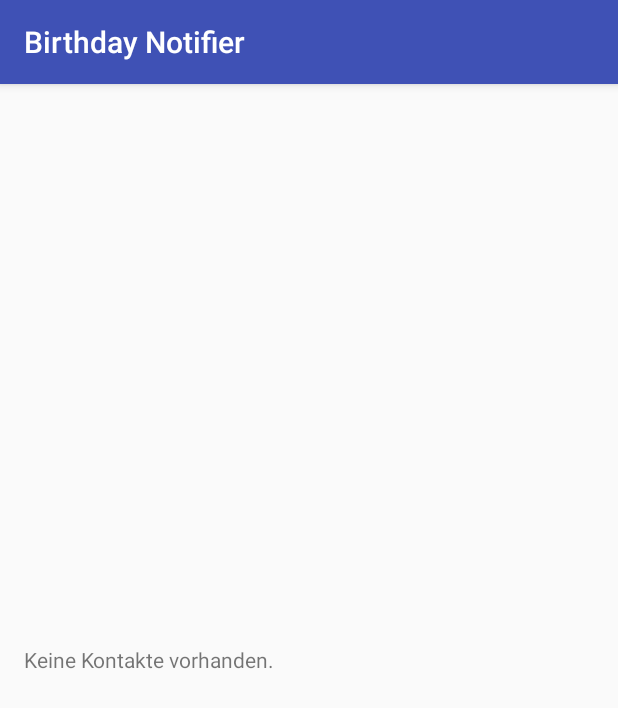
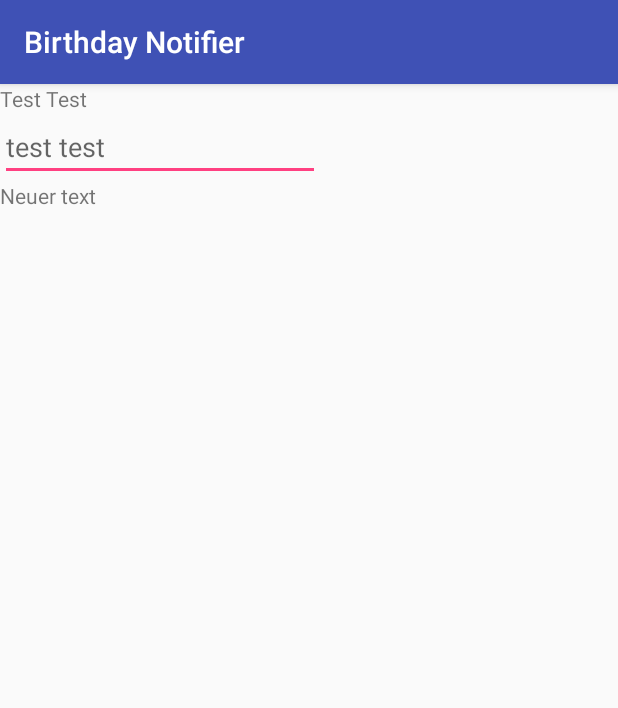
Before and after one commit to lpa-and/AndroidBasics, an Android app: the screen it shows after launch (MainActivity), on a phone screen of 412 x 824 dp. Shown: the top 708 px of the screen. Run offline under Robolectric (Android 15) with nearby library versions, the phone set to English and light mode, and no system bars.

Commit message:
Add input and second text.

```diff
--- a/exercise2/src/main/java/at/technikumwien/birthdaynotifier/ui/main/MainActivity.java
+++ b/exercise2/src/main/java/at/technikumwien/birthdaynotifier/ui/main/MainActivity.java
@@ -17,7 +17,7 @@ import at.technikumwien.birthdaynotifier.ui.main.recyclerview.ContactAdapter;
 
 public class MainActivity extends AppCompatActivity {
 
-    private TextView emptyText;
+    private TextView title;
 
     @Override
     protected void onCreate(Bundle savedInstanceState) {
@@ -25,6 +25,9 @@ public class MainActivity extends AppCompatActivity {
 
         // Set the content view and find our views
         setContentView(R.layout.activity_main);
+
+        title = findViewById(R.id.title);
+        title.setText("Test Test ");
     }
 
 }
--- a/exercise2/src/main/res/layout/activity_main.xml
+++ b/exercise2/src/main/res/layout/activity_main.xml
@@ -3,16 +3,26 @@
     xmlns:tools="http://schemas.android.com/tools"
     xmlns:app="http://schemas.android.com/apk/res-auto"
     android:layout_width="match_parent"
-    android:layout_height="match_parent">
+    android:layout_height="match_parent"
+    android:orientation="vertical">
 
     <TextView
-        android:id="@+id/no_contacts"
+        android:id="@+id/title"
         android:layout_width="wrap_content"
         android:layout_height="wrap_content"
-        android:layout_gravity="center"
-        android:layout_margin="16dp"
-        android:text="@string/no_contacts"
-        android:textAlignment="center" />
+        android:text="@string/no_contacts" />
+
+    <EditText
+        android:layout_width="wrap_content"
+        android:layout_height="wrap_content"
+        android:ems="10"
+        android:inputType="textPersonName"
+        android:hint="test test"/>
+
+    <TextView
+        android:layout_width="match_parent"
+        android:layout_height="wrap_content"
+        android:text="Neuer text" />
 
 
 </LinearLayout>
```
